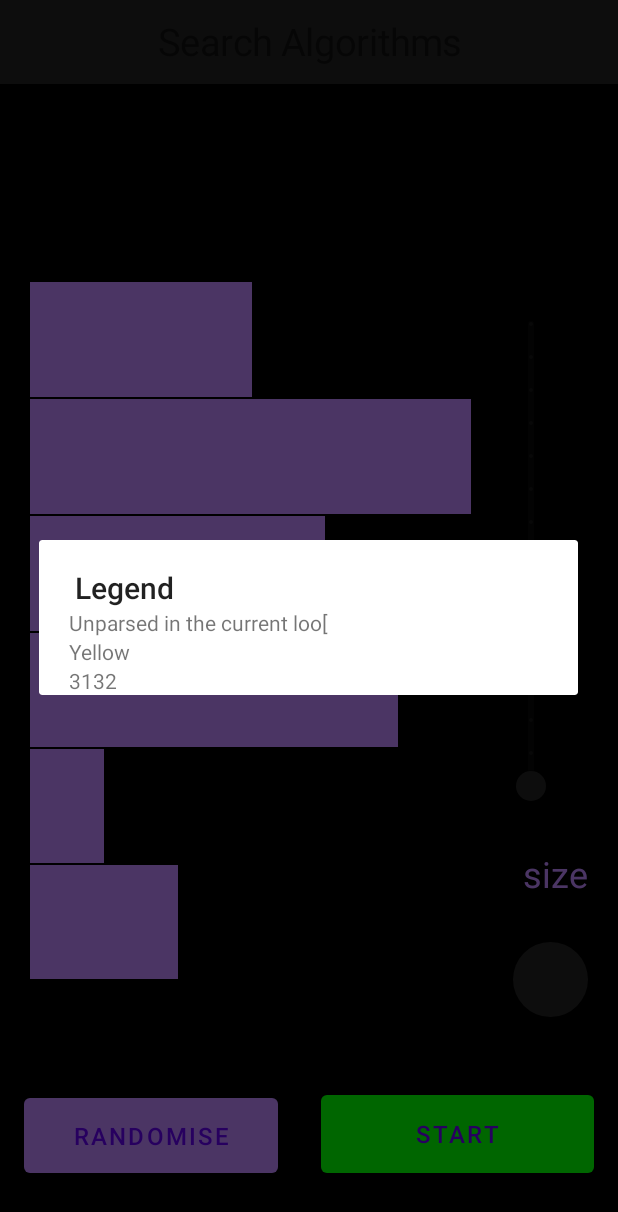
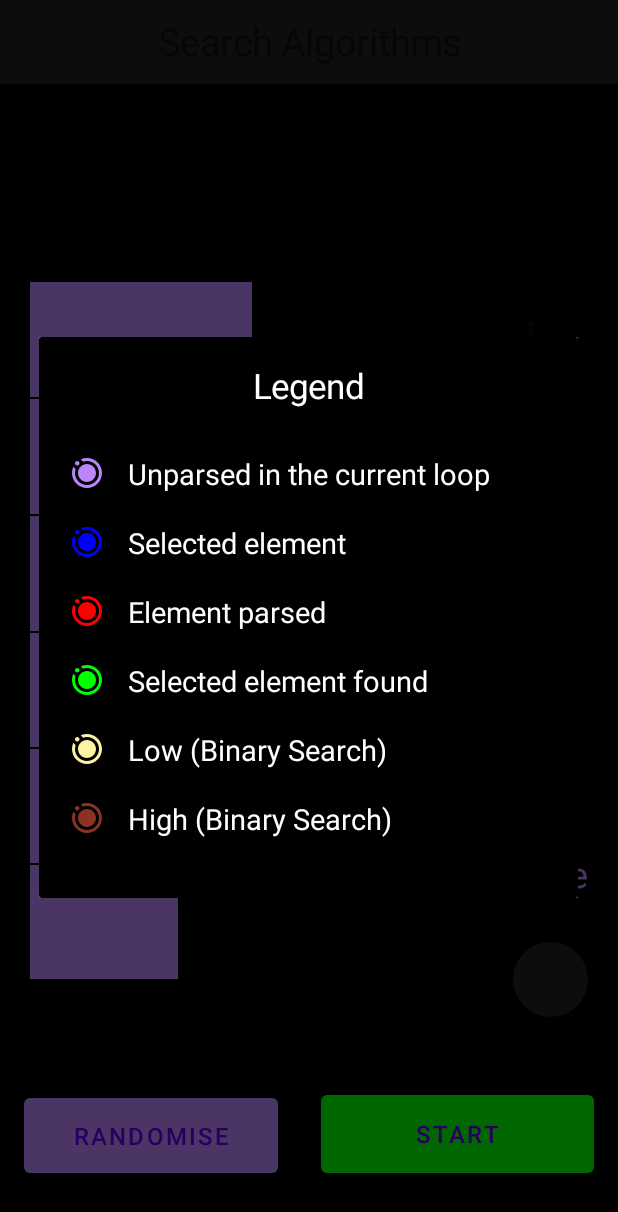
Before and after one commit to harshoo3/VisualDSA, an Android app: the searchingAlgoActivity screen opened directly, with no data from a screen before it, after a tap on an icon or button, on a phone screen of 412 x 824 dp. Shown: the top 1212 px of the screen. Run offline under Robolectric (Android 15) with nearby library versions, the phone set to English and light mode, and no system bars.

Commit message:
round button legend done

```diff
--- a/app/src/main/java/com/example/visualdsa/searchingAlgoActivity.kt
+++ b/app/src/main/java/com/example/visualdsa/searchingAlgoActivity.kt
@@ -28,6 +28,10 @@ import androidx.core.view.marginLeft
 import java.lang.Exception
 import com.google.android.material.slider.Slider
 import kotlinx.android.synthetic.main.activity_searching_algo.*
+import android.view.Gravity
+
+
+
 
 
 class searchingAlgoActivity : AppCompatActivity() {
@@ -160,43 +164,21 @@ class searchingAlgoActivity : AppCompatActivity() {
     }
 
     private fun makeAlertDialog(){
-//        var layoutid = resources.getIdentifier("search_legend", "id", packageName)
-//        val layout=findViewById<LinearLayout>(R.id.search_legend)
-//
-//        for (i in 1..3) {
-//            val arr = LinearLayout(this)
-//            arr.layoutParams = LinearLayout.LayoutParams(
-//                LinearLayout.LayoutParams.WRAP_CONTENT,
-//                LinearLayout.LayoutParams.MATCH_PARENT,1.0f
-//            )
-//            arr.orientation = LinearLayout.HORIZONTAL
-//            arr.setPadding(0,0,0,10)
-//            var textv:TextView = TextView(this)
-//            textv.layoutParams = LinearLayout.LayoutParams(
-//                LinearLayout.LayoutParams.MATCH_PARENT,
-//                LinearLayout.LayoutParams.MATCH_PARENT,
-//                1.0f
-//            )
-//            textv.setText("hi${i}")
-//            arr.addView(textv)
-//            layout.addView(arr)
-//        }
-        val alertDialog: AlertDialog.Builder = AlertDialog.Builder(this@searchingAlgoActivity)
+        val alertDialog: AlertDialog.Builder = AlertDialog.Builder(this@searchingAlgoActivity,R.style.MyDialogTheme)
         var customLayout = getLayoutInflater()
             .inflate(
                 R.layout.search_legend,
                 null);
         alertDialog.setView(customLayout)
-        alertDialog.setTitle("Legend")
-//        alertDialog.
-//        alertDialog.setPositiveButton(
-//            "yes"
-//        ) { _, _ ->
-//            Toast.makeText(this@MainActivity, "Alert dialog closed.", Toast.LENGTH_LONG).show()
-//        }
-//        alertDialog.setNegativeButton(
-//            "No"
-//        ) { _, _ -> }
+        val title = TextView(this)
+        title.text = "Legend"
+        title.setBackgroundColor(black)
+        title.setPadding(10, 25, 10, 15)
+        title.gravity = Gravity.CENTER
+        title.setTextColor(Color.WHITE)
+        title.textSize = 23f
+
+        alertDialog.setCustomTitle(title)
         val alert: AlertDialog = alertDialog.create()
         alert.setCanceledOnTouchOutside(true)
         alert.show()
--- /dev/null
+++ b/app/src/main/res/drawable/ic_baseline_motion_photos_on_24.xml
@@ -0,0 +1,6 @@
+<vector android:height="24dp" android:tint="#292929"
+    android:viewportHeight="24" android:viewportWidth="24"
+    android:width="24dp" xmlns:android="http://schemas.android.com/apk/res/android">
+    <path android:fillColor="@android:color/white"
+        android:pathData="M2.88,7.88l1.54,1.54C4.15,10.23 4,11.1 4,12c0,4.41 3.59,8 8,8s8,-3.59 8,-8s-3.59,-8 -8,-8c-0.9,0 -1.77,0.15 -2.58,0.42L7.89,2.89C9.15,2.32 10.54,2 12,2c5.52,0 10,4.48 10,10s-4.48,10 -10,10S2,17.52 2,12C2,10.53 2.32,9.14 2.88,7.88zM6,12c0,-3.31 2.69,-6 6,-6s6,2.69 6,6s-2.69,6 -6,6S6,15.31 6,12zM7,5.5C7,6.33 6.33,7 5.5,7S4,6.33 4,5.5S4.67,4 5.5,4S7,4.67 7,5.5z"/>
+</vector>
--- /dev/null
+++ b/app/src/main/res/drawable/legend_blue.xml
@@ -0,0 +1,5 @@
+<vector android:height="24dp" android:tint="#0000FF"
+    android:viewportHeight="24" android:viewportWidth="24"
+    android:width="24dp" xmlns:android="http://schemas.android.com/apk/res/android">
+    <path android:fillColor="@android:color/white" android:pathData="M2.88,7.88l1.54,1.54C4.15,10.23 4,11.1 4,12c0,4.41 3.59,8 8,8s8,-3.59 8,-8s-3.59,-8 -8,-8c-0.9,0 -1.77,0.15 -2.58,0.42L7.89,2.89C9.15,2.32 10.54,2 12,2c5.52,0 10,4.48 10,10s-4.48,10 -10,10S2,17.52 2,12C2,10.53 2.32,9.14 2.88,7.88zM6,12c0,-3.31 2.69,-6 6,-6s6,2.69 6,6s-2.69,6 -6,6S6,15.31 6,12zM7,5.5C7,6.33 6.33,7 5.5,7S4,6.33 4,5.5S4.67,4 5.5,4S7,4.67 7,5.5z"/>
+</vector>
--- /dev/null
+++ b/app/src/main/res/drawable/legend_brown.xml
@@ -0,0 +1,5 @@
+<vector android:height="24dp" android:tint="#8A3324"
+    android:viewportHeight="24" android:viewportWidth="24"
+    android:width="24dp" xmlns:android="http://schemas.android.com/apk/res/android">
+    <path android:fillColor="@android:color/white" android:pathData="M2.88,7.88l1.54,1.54C4.15,10.23 4,11.1 4,12c0,4.41 3.59,8 8,8s8,-3.59 8,-8s-3.59,-8 -8,-8c-0.9,0 -1.77,0.15 -2.58,0.42L7.89,2.89C9.15,2.32 10.54,2 12,2c5.52,0 10,4.48 10,10s-4.48,10 -10,10S2,17.52 2,12C2,10.53 2.32,9.14 2.88,7.88zM6,12c0,-3.31 2.69,-6 6,-6s6,2.69 6,6s-2.69,6 -6,6S6,15.31 6,12zM7,5.5C7,6.33 6.33,7 5.5,7S4,6.33 4,5.5S4.67,4 5.5,4S7,4.67 7,5.5z"/>
+</vector>
--- /dev/null
+++ b/app/src/main/res/drawable/legend_green.xml
@@ -0,0 +1,5 @@
+<vector android:height="24dp" android:tint="#00FF00"
+    android:viewportHeight="24" android:viewportWidth="24"
+    android:width="24dp" xmlns:android="http://schemas.android.com/apk/res/android">
+    <path android:fillColor="@android:color/white" android:pathData="M2.88,7.88l1.54,1.54C4.15,10.23 4,11.1 4,12c0,4.41 3.59,8 8,8s8,-3.59 8,-8s-3.59,-8 -8,-8c-0.9,0 -1.77,0.15 -2.58,0.42L7.89,2.89C9.15,2.32 10.54,2 12,2c5.52,0 10,4.48 10,10s-4.48,10 -10,10S2,17.52 2,12C2,10.53 2.32,9.14 2.88,7.88zM6,12c0,-3.31 2.69,-6 6,-6s6,2.69 6,6s-2.69,6 -6,6S6,15.31 6,12zM7,5.5C7,6.33 6.33,7 5.5,7S4,6.33 4,5.5S4.67,4 5.5,4S7,4.67 7,5.5z"/>
+</vector>
--- /dev/null
+++ b/app/src/main/res/drawable/legend_red.xml
@@ -0,0 +1,5 @@
+<vector android:height="24dp" android:tint="#FF0000"
+    android:viewportHeight="24" android:viewportWidth="24"
+    android:width="24dp" xmlns:android="http://schemas.android.com/apk/res/android">
+    <path android:fillColor="@android:color/white" android:pathData="M2.88,7.88l1.54,1.54C4.15,10.23 4,11.1 4,12c0,4.41 3.59,8 8,8s8,-3.59 8,-8s-3.59,-8 -8,-8c-0.9,0 -1.77,0.15 -2.58,0.42L7.89,2.89C9.15,2.32 10.54,2 12,2c5.52,0 10,4.48 10,10s-4.48,10 -10,10S2,17.52 2,12C2,10.53 2.32,9.14 2.88,7.88zM6,12c0,-3.31 2.69,-6 6,-6s6,2.69 6,6s-2.69,6 -6,6S6,15.31 6,12zM7,5.5C7,6.33 6.33,7 5.5,7S4,6.33 4,5.5S4.67,4 5.5,4S7,4.67 7,5.5z"/>
+</vector>
--- /dev/null
+++ b/app/src/main/res/drawable/legend_theme_color.xml
@@ -0,0 +1,5 @@
+<vector android:height="24dp" android:tint="#BB86FC"
+    android:viewportHeight="24" android:viewportWidth="24"
+    android:width="24dp" xmlns:android="http://schemas.android.com/apk/res/android">
+    <path android:fillColor="@android:color/white" android:pathData="M2.88,7.88l1.54,1.54C4.15,10.23 4,11.1 4,12c0,4.41 3.59,8 8,8s8,-3.59 8,-8s-3.59,-8 -8,-8c-0.9,0 -1.77,0.15 -2.58,0.42L7.89,2.89C9.15,2.32 10.54,2 12,2c5.52,0 10,4.48 10,10s-4.48,10 -10,10S2,17.52 2,12C2,10.53 2.32,9.14 2.88,7.88zM6,12c0,-3.31 2.69,-6 6,-6s6,2.69 6,6s-2.69,6 -6,6S6,15.31 6,12zM7,5.5C7,6.33 6.33,7 5.5,7S4,6.33 4,5.5S4.67,4 5.5,4S7,4.67 7,5.5z"/>
+</vector>
--- /dev/null
+++ b/app/src/main/res/drawable/legend_yellow.xml
@@ -0,0 +1,5 @@
+<vector android:height="24dp" android:tint="#FCF4A3"
+    android:viewportHeight="24" android:viewportWidth="24"
+    android:width="24dp" xmlns:android="http://schemas.android.com/apk/res/android">
+    <path android:fillColor="@android:color/white" android:pathData="M2.88,7.88l1.54,1.54C4.15,10.23 4,11.1 4,12c0,4.41 3.59,8 8,8s8,-3.59 8,-8s-3.59,-8 -8,-8c-0.9,0 -1.77,0.15 -2.58,0.42L7.89,2.89C9.15,2.32 10.54,2 12,2c5.52,0 10,4.48 10,10s-4.48,10 -10,10S2,17.52 2,12C2,10.53 2.32,9.14 2.88,7.88zM6,12c0,-3.31 2.69,-6 6,-6s6,2.69 6,6s-2.69,6 -6,6S6,15.31 6,12zM7,5.5C7,6.33 6.33,7 5.5,7S4,6.33 4,5.5S4.67,4 5.5,4S7,4.67 7,5.5z"/>
+</vector>
--- a/app/src/main/res/layout/search_legend.xml
+++ b/app/src/main/res/layout/search_legend.xml
@@ -5,54 +5,107 @@
     android:orientation="vertical"
     android:paddingLeft="20dp"
     android:paddingRight="20dp"
+    android:paddingTop="10dp"
+    android:paddingBottom="30dp"
+    android:background="@color/black"
     android:layout_width="match_parent"
+
     android:layout_height="match_parent">
     <LinearLayout
         android:layout_width="match_parent"
         android:layout_height="wrap_content"
-        android:orientation="horizontal">
+        android:orientation="horizontal"
+        android:paddingTop="10dp"
+        android:paddingBottom="10dp">
+        <TextView
+            android:layout_width="wrap_content"
+            android:layout_height="wrap_content"
+            android:text="Unparsed in the current loop"
+            android:textColor="@color/white"
+            android:layout_gravity="center_horizontal"
+            android:textSize="19dp"
+            android:drawablePadding="15dp"
+            android:drawableLeft="@drawable/legend_theme_color"/>
+    </LinearLayout>
+    <LinearLayout
+        android:layout_width="match_parent"
+        android:layout_height="wrap_content"
+        android:orientation="horizontal"
+        android:paddingTop="10dp"
+        android:paddingBottom="10dp">
+        <TextView
+            android:layout_width="wrap_content"
+            android:layout_height="wrap_content"
+            android:text="Selected element"
+            android:textColor="@color/white"
+            android:layout_gravity="center_horizontal"
+            android:textSize="19dp"
+            android:drawablePadding="15dp"
+            android:drawableLeft="@drawable/legend_blue"/>
+    </LinearLayout>
+    <LinearLayout
+        android:layout_width="match_parent"
+        android:layout_height="wrap_content"
+        android:orientation="horizontal"
+        android:paddingTop="10dp"
+        android:paddingBottom="10dp">
+        <TextView
+            android:layout_width="wrap_content"
+            android:layout_height="wrap_content"
+            android:text="Element parsed"
+            android:textColor="@color/white"
+            android:layout_gravity="center_horizontal"
+            android:textSize="19dp"
+            android:drawablePadding="15dp"
+            android:drawableLeft="@drawable/legend_red"/>
+    </LinearLayout>
+    <LinearLayout
+        android:layout_width="match_parent"
+        android:layout_height="wrap_content"
+        android:orientation="horizontal"
+        android:paddingTop="10dp"
+        android:paddingBottom="10dp">
+        <TextView
+            android:layout_width="wrap_content"
+            android:layout_height="wrap_content"
+            android:text="Selected element found"
+            android:textColor="@color/white"
+            android:layout_gravity="center_horizontal"
+            android:textSize="19dp"
+            android:drawablePadding="15dp"
+            android:drawableLeft="@drawable/legend_green"/>
+    </LinearLayout>
+    <LinearLayout
+        android:layout_width="match_parent"
+        android:layout_height="wrap_content"
+        android:orientation="horizontal"
+        android:paddingTop="10dp"
+        android:paddingBottom="10dp">
 
-        <ImageView
-            android:id="@+id/img1"
+        <TextView
             android:layout_width="wrap_content"
             android:layout_height="match_parent"
-            android:background="@android:color/transparent"
-            android:contentDescription="@string/todo"
-            android:scaleType="fitXY" />
+            android:text="Low (Binary Search)"
+            android:textSize="19dp"
+            android:drawablePadding="15dp"
+            android:textColor="@color/white"
+            android:drawableLeft="@drawable/legend_yellow"/>
+    </LinearLayout>
+    <LinearLayout
+        android:layout_width="match_parent"
+        android:layout_height="wrap_content"
+        android:orientation="horizontal"
+        android:paddingTop="10dp"
+        android:paddingBottom="10dp">
 
         <TextView
             android:layout_width="wrap_content"
             android:layout_height="wrap_content"
-            android:text="Unparsed in the current loo[" />
+            android:text="High (Binary Search)"
+            android:textSize="19dp"
+            android:drawablePadding="15dp"
+            android:textColor="@color/white"
+            android:drawableLeft="@drawable/legend_brown"/>
     </LinearLayout>
-    <LinearLayout
-        android:layout_width="match_parent"
-        android:layout_height="wrap_content"
-        android:orientation="horizontal">
 
-        <TextView
-            android:layout_width="wrap_content"
-            android:layout_height="match_parent"
-            android:text="" />
-
-        <TextView
-            android:layout_width="wrap_content"
-            android:layout_height="match_parent"
-            android:text="Yellow" />
-    </LinearLayout>
-    <LinearLayout
-        android:layout_width="match_parent"
-        android:layout_height="wrap_content"
-        android:orientation="horizontal">
-
-        <TextView
-            android:layout_width="wrap_content"
-            android:layout_height="wrap_content"
-            android:text="31" />
-
-        <TextView
-            android:layout_width="wrap_content"
-            android:layout_height="wrap_content"
-            android:text="32" />
-    </LinearLayout>
 </LinearLayout>
--- a/app/src/main/res/values/colors.xml
+++ b/app/src/main/res/values/colors.xml
@@ -8,4 +8,8 @@
     <color name="black">#000000</color>
     <color name="white">#FFFFFFFF</color>
     <color name="background">#FAFAFA</color>
+    <style name="MyDialogTheme" parent="Theme.AppCompat.Light.Dialog.Alert">
+        <item name="android:background">@color/purple_200</item>
+    </style>
+
 </resources>
```
Also changed, not shown: app/src/main/res/drawable/layout_bg.xml (line endings or trailing spaces).
